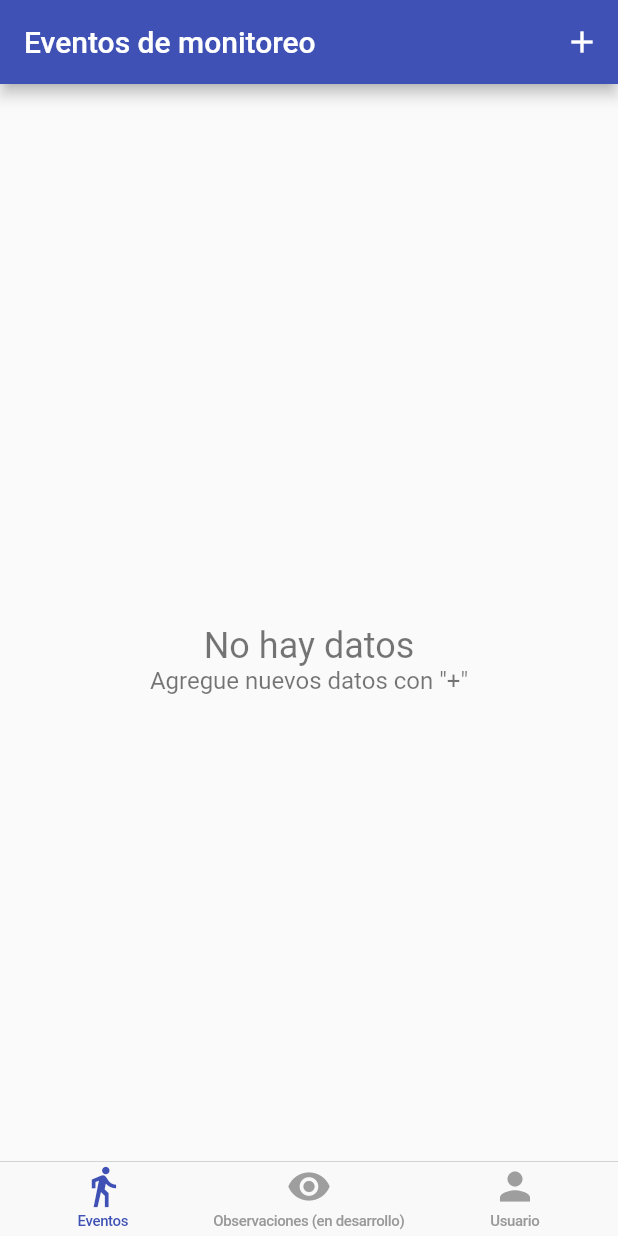
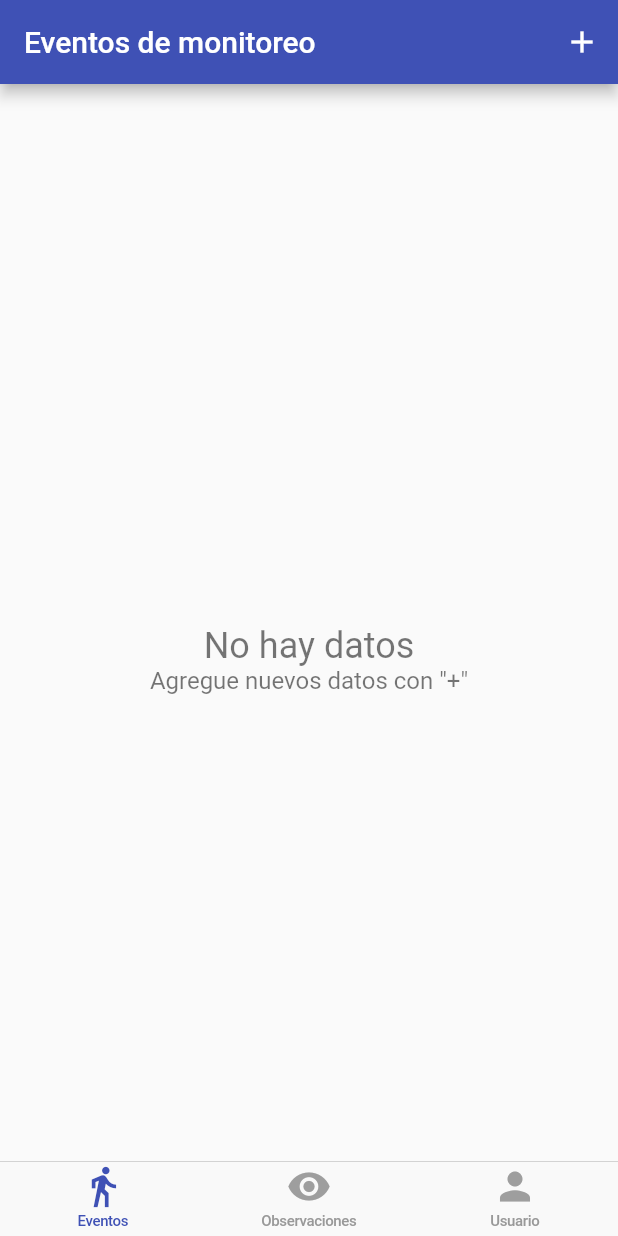
Before and after one commit to biomonitoreo-participativo/biomonitoreo-participativo-app, a Flutter app: the screen it shows once a user with an empty profile is signed in, on a phone screen of 412 x 824 dp. Run offline on Flutter 3.47's test engine with Material 2 defaults, Android fonts, the phone set to English and light mode, and no system bars; our stand-ins replace cloud_firestore, datetime_picker_formfield, firebase_auth, flutter_typeahead, google_maps_flutter, google_sign_in and 1 more; missing offline and left inert: flutter_full_pdf_viewer; accounts and stored records are empty.

```diff
--- a/lib/app/home/event_occurrences/occurrence_page.dart
+++ b/lib/app/home/event_occurrences/occurrence_page.dart
@@ -132,10 +132,10 @@ class _OccurrencePageState extends State<OccurrencePage> {
               _buildEndDate(),
               SizedBox(height: 8.0),
               _buildDuration(),*/
-              Padding(
+/*              Padding(
                 padding: const EdgeInsets.symmetric(vertical: 16.0),
                 child: SelectionButton(),
-              ),
+              ),*/
               SizedBox(height: 8.0),
               //_buildScientificName(),
               _buildScientificNameDropDown(),
@@ -204,6 +204,7 @@ class _OccurrencePageState extends State<OccurrencePage> {
   Widget _buildScientificNameDropDown() {
     return DropdownButton(
       value: _scientificName,
+      hint: Text("Nombre científico"),
       items: _items.map<DropdownMenuItem<String>>((String value) {
         return DropdownMenuItem<String>(
           value: value,
--- a/lib/app/home/tab_item.dart
+++ b/lib/app/home/tab_item.dart
@@ -18,8 +18,8 @@ class TabItemData {
     TabItem.events: TabItemData(title: 'Eventos', icon: Icons.directions_walk),
     //TabItem.occurrences: TabItemData(title: 'Resumen', icon: Icons.menu),
     //TabItem.localities: TabItemData(title: 'Localidades', icon: Icons.place),
-    TabItem.occurrences2: TabItemData(
-        title: 'Observaciones (en desarrollo)', icon: Icons.remove_red_eye),
+    TabItem.occurrences2:
+        TabItemData(title: 'Observaciones', icon: Icons.remove_red_eye),
     TabItem.account: TabItemData(title: 'Usuario', icon: Icons.person),
   };
 }
```
Also changed, not shown: 1 other file.
